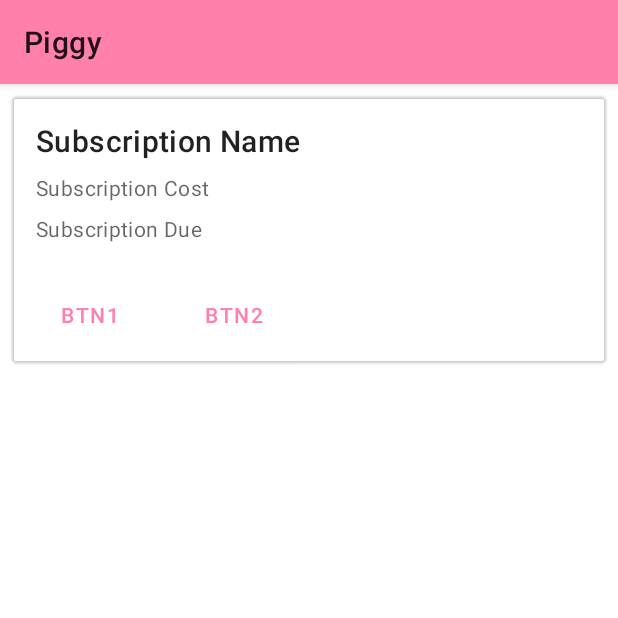
After one commit to XinnyLiuu/Piggy, an Android app: the fragment SubscriptionDetailFragment shown on its own in the app's theme, on a phone screen of 412 x 824 dp, the top half of it. The commit adds this screen. Run offline under Robolectric (Android 15) with nearby library versions, the light colour scheme and no system bars.

```diff
--- a/app/src/main/java/com/xl4998/piggy/ui/subscriptions/SubscriptionCreateFragment.kt
+++ b/app/src/main/java/com/xl4998/piggy/ui/subscriptions/SubscriptionCreateDialogFragment.kt
@@ -17,7 +17,7 @@ import java.util.*
  *
  * Code taken from https://medium.com/alexander-schaefer/implementing-the-new-material-design-full-screen-dialog-for-android-e9dcc712cb38
  */
-class SubscriptionCreateFragment : DialogFragment() {
+class SubscriptionCreateDialogFragment : DialogFragment() {
 
     private var toolbar: Toolbar? = null
 
--- /dev/null
+++ b/app/src/main/java/com/xl4998/piggy/ui/subscriptions/SubscriptionDetailFragment.kt
@@ -0,0 +1,23 @@
+package com.xl4998.piggy.ui.subscriptions
+
+import android.os.Bundle
+import androidx.fragment.app.Fragment
+import android.view.LayoutInflater
+import android.view.View
+import android.view.ViewGroup
+
+import com.xl4998.piggy.R
+
+/**
+ * Fragment representing the details of a subscription
+ */
+class SubscriptionDetailFragment : Fragment() {
+
+    override fun onCreateView(
+        inflater: LayoutInflater, container: ViewGroup?,
+        savedInstanceState: Bundle?
+    ): View? {
+        // Inflate the layout for this fragment
+        return inflater.inflate(R.layout.fragment_subscription_detail, container, false)
+    }
+}
--- /dev/null
+++ b/app/src/main/res/layout/fragment_subscription_detail.xml
@@ -0,0 +1,74 @@
+<?xml version="1.0" encoding="utf-8"?>
+<com.google.android.material.card.MaterialCardView
+    android:id="@+id/sub_detail_card"
+    android:layout_width="match_parent"
+    android:layout_height="wrap_content"
+    android:layout_margin="8dp"
+    xmlns:android="http://schemas.android.com/apk/res/android"
+    app:cardBackgroundColor="@android:color/transparent"
+    xmlns:app="http://schemas.android.com/apk/res-auto">
+
+    <LinearLayout
+        android:layout_width="match_parent"
+        android:layout_height="wrap_content"
+        android:orientation="vertical">
+
+        <LinearLayout
+            android:layout_width="match_parent"
+            android:layout_height="wrap_content"
+            android:orientation="vertical"
+            android:padding="16dp">
+
+            <!-- Title, secondary and supporting text -->
+            <TextView
+                android:id="@+id/sub_name"
+                android:layout_width="wrap_content"
+                android:layout_height="wrap_content"
+                android:text="Subscription Name"
+                android:textAppearance="?attr/textAppearanceHeadline6" />
+
+            <TextView
+                android:id="@+id/sub_cost"
+                android:layout_width="wrap_content"
+                android:layout_height="wrap_content"
+                android:layout_marginTop="8dp"
+                android:text="Subscription Cost"
+                android:textAppearance="?attr/textAppearanceBody2"
+                android:textColor="?android:attr/textColorSecondary" />
+
+            <TextView
+                android:id="@+id/sub_due"
+                android:layout_width="wrap_content"
+                android:layout_height="wrap_content"
+                android:layout_marginTop="8dp"
+                android:text="Subscription Due"
+                android:textAppearance="?attr/textAppearanceBody2"
+                android:textColor="?android:attr/textColorSecondary" />
+
+        </LinearLayout>
+
+        <!-- Buttons -->
+        <LinearLayout
+            android:layout_width="wrap_content"
+            android:layout_height="wrap_content"
+            android:layout_margin="8dp"
+            android:orientation="horizontal">
+
+            <com.google.android.material.button.MaterialButton
+                android:layout_width="wrap_content"
+                android:layout_height="wrap_content"
+                android:layout_marginEnd="8dp"
+                android:text="btn1"
+                style="?attr/borderlessButtonStyle" />
+
+            <com.google.android.material.button.MaterialButton
+                android:layout_width="wrap_content"
+                android:layout_height="wrap_content"
+                android:text="btn2"
+                style="?attr/borderlessButtonStyle" />
+
+        </LinearLayout>
+
+    </LinearLayout>
+
+</com.google.android.material.card.MaterialCardView>
--- a/app/src/main/res/layout/fragment_subscriptions.xml
+++ b/app/src/main/res/layout/fragment_subscriptions.xml
@@ -18,4 +18,10 @@
         app:layout_constraintEnd_toEndOf="parent"
         app:layout_constraintStart_toStartOf="parent" />
 
+    <androidx.recyclerview.widget.RecyclerView
+        android:id="@+id/sub_list"
+        android:layout_width="match_parent"
+        android:layout_height="match_parent"
+        android:padding="8dp" />
+
 </androidx.constraintlayout.widget.ConstraintLayout>
--- /dev/null
+++ b/app/src/main/res/values-v21/styles.xml
@@ -0,0 +1,21 @@
+<?xml version="1.0" encoding="utf-8"?>
+<resources>
+
+    <style name="AppTheme" parent="Theme.MaterialComponents.DayNight">
+        <!-- Customize your theme here. -->
+        <item name="colorPrimary">@color/colorPrimary</item>
+        <item name="colorPrimaryDark">@color/colorPrimaryDark</item>
+        <item name="colorAccent">@color/colorAccent</item>
+        <item name="android:navigationBarColor">@android:color/transparent</item>
+    </style>
+
+    <style name="AppTheme.FullScreenDialog" parent="Theme.MaterialComponents.DayNight.Dialog">
+        <item name="colorPrimaryDark">@color/colorPrimaryDark</item>
+        <item name="colorAccent">@color/colorAccent</item>
+        <item name="colorPrimary">@color/colorPrimary</item>
+        <item name="android:windowIsFloating">false</item>
+        <item name="android:windowBackground">@android:color/white</item>
+        <item name="actionMenuTextColor">@android:color/black</item>
+        <item name="android:navigationBarColor">@android:color/transparent</item>
+    </style>
+</resources>
```
Also changed, not shown: app/src/main/java/com/xl4998/piggy/ui/subscriptions/SubscriptionListAdapter.kt (added, +57 -0 lines), app/src/main/java/com/xl4998/piggy/ui/subscriptions/SubscriptionsFragment.kt (+30 -9 lines).
